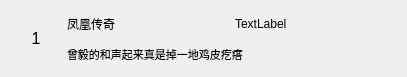
Before: the Qt Designer form popupsearchitem.ui in TURIING/wyy, drawn with Qt 5.
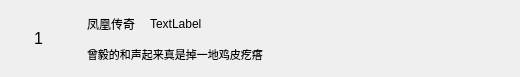
After: the same form once the commit is applied.

```diff
--- a/popupsearchitem.ui
+++ b/popupsearchitem.ui
@@ -6,16 +6,49 @@
    <rect>
     <x>0</x>
     <y>0</y>
-    <width>407</width>
+    <width>520</width>
     <height>77</height>
    </rect>
   </property>
+  <property name="minimumSize">
+   <size>
+    <width>520</width>
+    <height>0</height>
+   </size>
+  </property>
   <property name="windowTitle">
    <string>PopupSearchItem</string>
   </property>
   <layout class="QHBoxLayout" name="horizontalLayout_2">
+   <property name="spacing">
+    <number>10</number>
+   </property>
+   <property name="leftMargin">
+    <number>0</number>
+   </property>
+   <property name="topMargin">
+    <number>0</number>
+   </property>
+   <property name="rightMargin">
+    <number>0</number>
+   </property>
+   <property name="bottomMargin">
+    <number>0</number>
+   </property>
    <item>
     <widget class="QLabel" name="label_id">
+     <property name="sizePolicy">
+      <sizepolicy hsizetype="Fixed" vsizetype="Preferred">
+       <horstretch>0</horstretch>
+       <verstretch>0</verstretch>
+      </sizepolicy>
+     </property>
+     <property name="minimumSize">
+      <size>
+       <width>77</width>
+       <height>0</height>
+      </size>
+     </property>
      <property name="maximumSize">
       <size>
        <width>50</width>
@@ -38,10 +71,31 @@
    </item>
    <item>
     <layout class="QVBoxLayout" name="verticalLayout">
+     <property name="spacing">
+      <number>4</number>
+     </property>
+     <property name="topMargin">
+      <number>10</number>
+     </property>
+     <property name="bottomMargin">
+      <number>10</number>
+     </property>
      <item>
       <layout class="QHBoxLayout" name="horizontalLayout">
+       <property name="spacing">
+        <number>15</number>
+       </property>
+       <property name="rightMargin">
+        <number>10</number>
+       </property>
        <item>
         <widget class="QLabel" name="label_song">
+         <property name="sizePolicy">
+          <sizepolicy hsizetype="Maximum" vsizetype="Preferred">
+           <horstretch>0</horstretch>
+           <verstretch>0</verstretch>
+          </sizepolicy>
+         </property>
          <property name="font">
           <font>
            <family>微软雅黑</family>
@@ -58,6 +112,9 @@
          <property name="text">
           <string>TextLabel</string>
          </property>
+         <property name="alignment">
+          <set>Qt::AlignLeading|Qt::AlignLeft|Qt::AlignVCenter</set>
+         </property>
         </widget>
        </item>
       </layout>
```
